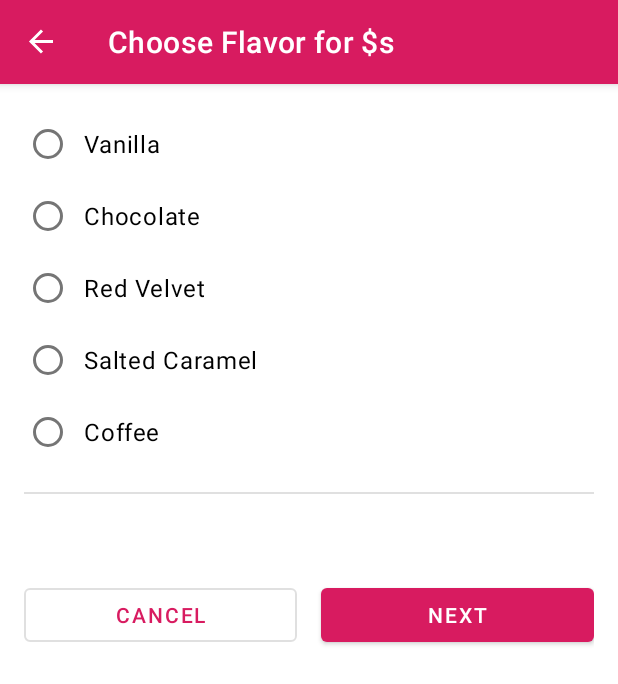
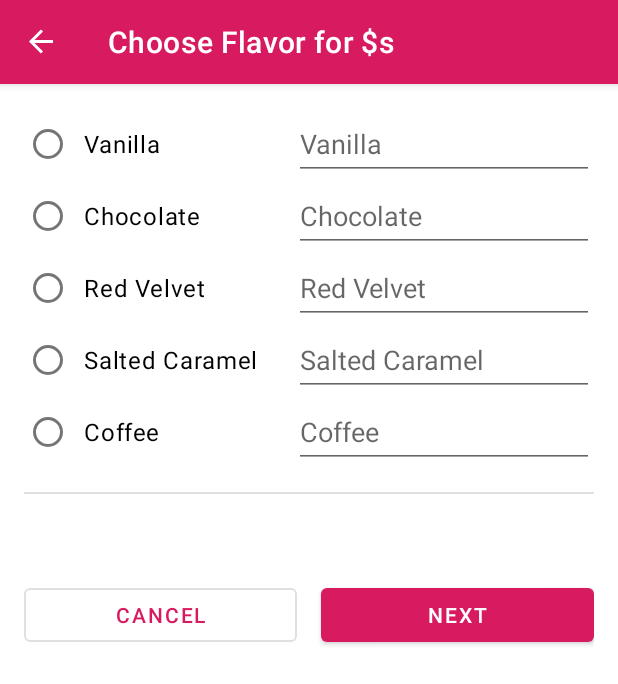
Before and after one commit to Freya0119/Cup_Cake, an Android app: the FlavorFragment screen opened through its navigation route, on a phone screen of 412 x 824 dp. Shown: the top 684 px of the screen. Run offline under Robolectric (Android 15) with nearby library versions, the phone set to English and light mode, and no system bars; our stand-ins replace data binding, navigation-ui; 2 statements that could not run were skipped.

```diff
--- /dev/null
+++ b/android-basics-kotlin-cupcake-app-starter/app/src/main/java/com/example/cupcake/model/CupCakeViewModel.kt
@@ -0,0 +1,6 @@
+package com.example.cupcake.model
+
+class CupCakeViewModel(flavor: String, value: Int) {
+    private val myFlavor = flavor
+    private val myValue = value
+}
--- a/android-basics-kotlin-cupcake-app-starter/app/src/main/java/com/example/cupcake/model/OrderViewModel.kt
+++ b/android-basics-kotlin-cupcake-app-starter/app/src/main/java/com/example/cupcake/model/OrderViewModel.kt
@@ -28,10 +28,11 @@ class OrderViewModel : ViewModel() {
         NumberFormat.getCurrencyInstance().format(it)
     }
 
+    val dateOptions = getPickupOptions()
+
     private var _cupCakeName = MutableLiveData<String>()
     val cupCakeName: LiveData<String> = _cupCakeName
-
-    val dateOptions = getPickupOptions()
+    val cupCakeList = mutableListOf<CupCakeViewModel>()
 
     init {
         resetOrder()
@@ -73,6 +74,8 @@ class OrderViewModel : ViewModel() {
         _date.value = dateOptions[0]
         _price.value = 0.0
         _cupCakeName.value = ""
+
+        cupCakeList.clear()
     }
 
     private fun updatePrice() {
@@ -91,4 +94,8 @@ class OrderViewModel : ViewModel() {
     fun setName(name: String) {
         _cupCakeName.value = name
     }
+
+    fun setFlavorAndValueList(flavor: String, value: Int) {
+        cupCakeList.add(CupCakeViewModel(flavor, value))
+    }
 }
--- a/android-basics-kotlin-cupcake-app-starter/app/src/main/res/layout/fragment_flavor.xml
+++ b/android-basics-kotlin-cupcake-app-starter/app/src/main/res/layout/fragment_flavor.xml
@@ -88,6 +88,57 @@
                     android:text="@string/coffee" />
             </RadioGroup>
 
+            <EditText
+                android:id="@+id/vanilla_value"
+                android:layout_width="0dp"
+                android:layout_height="0dp"
+                android:layout_marginStart="@dimen/side_margin"
+                android:hint="@string/vanilla"
+                app:layout_constraintBottom_toTopOf="@+id/chocolate_value"
+                app:layout_constraintEnd_toEndOf="parent"
+                app:layout_constraintStart_toEndOf="@+id/flavor_options"
+                app:layout_constraintTop_toTopOf="@+id/flavor_options" />
+
+            <EditText
+                android:id="@+id/chocolate_value"
+                android:layout_width="0dp"
+                android:layout_height="0dp"
+                android:hint="@string/chocolate"
+                app:layout_constraintBottom_toTopOf="@+id/redVelvet_value"
+                app:layout_constraintEnd_toEndOf="@+id/vanilla_value"
+                app:layout_constraintStart_toStartOf="@+id/vanilla_value"
+                app:layout_constraintTop_toBottomOf="@+id/vanilla_value" />
+
+            <EditText
+                android:id="@+id/redVelvet_value"
+                android:layout_width="0dp"
+                android:layout_height="0dp"
+                android:hint="@string/red_velvet"
+                app:layout_constraintBottom_toTopOf="@+id/saltedCaramel_value"
+                app:layout_constraintEnd_toEndOf="@+id/vanilla_value"
+                app:layout_constraintStart_toStartOf="@+id/vanilla_value"
+                app:layout_constraintTop_toBottomOf="@+id/chocolate_value" />
+
+            <EditText
+                android:id="@+id/saltedCaramel_value"
+                android:layout_width="0dp"
+                android:layout_height="0dp"
+                android:hint="@string/salted_caramel"
+                app:layout_constraintBottom_toTopOf="@+id/coffee_value"
+                app:layout_constraintEnd_toEndOf="@+id/vanilla_value"
+                app:layout_constraintStart_toStartOf="@+id/vanilla_value"
+                app:layout_constraintTop_toBottomOf="@+id/redVelvet_value" />
+
+            <EditText
+                android:id="@+id/coffee_value"
+                android:layout_width="0dp"
+                android:layout_height="0dp"
+                android:hint="@string/coffee"
+                app:layout_constraintBottom_toBottomOf="@id/flavor_options"
+                app:layout_constraintEnd_toEndOf="@+id/vanilla_value"
+                app:layout_constraintStart_toStartOf="@+id/vanilla_value"
+                app:layout_constraintTop_toBottomOf="@+id/saltedCaramel_value" />
+
             <View
                 android:id="@+id/divider"
                 style="@style/Widget.Cupcake.Divider"
```
